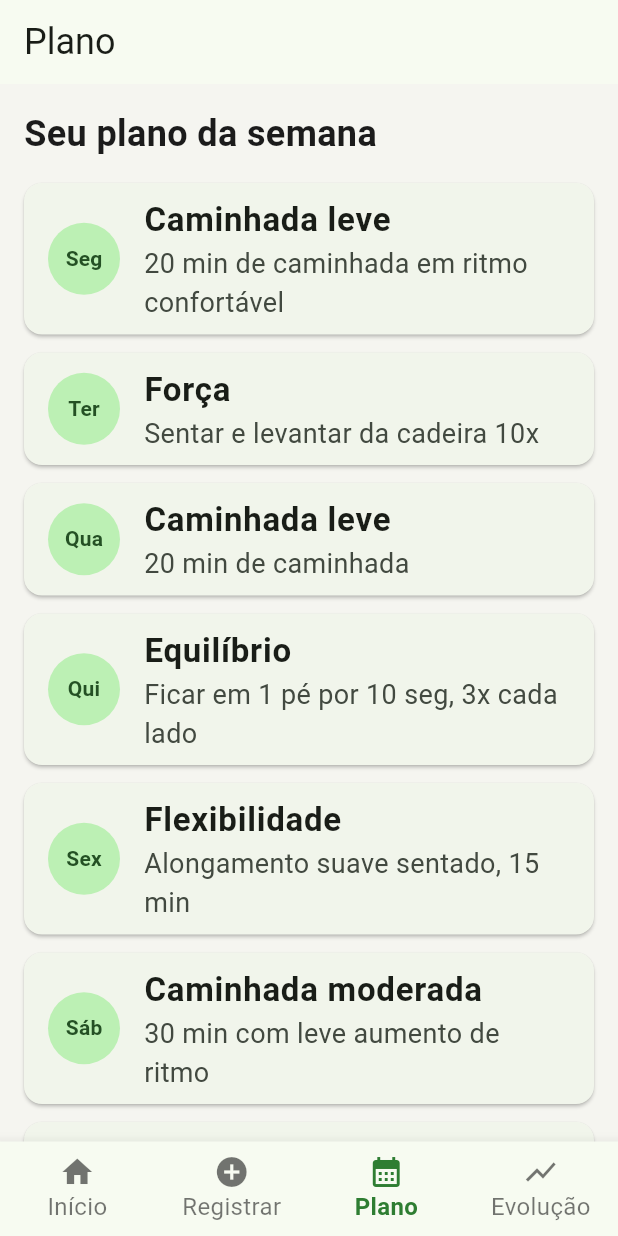
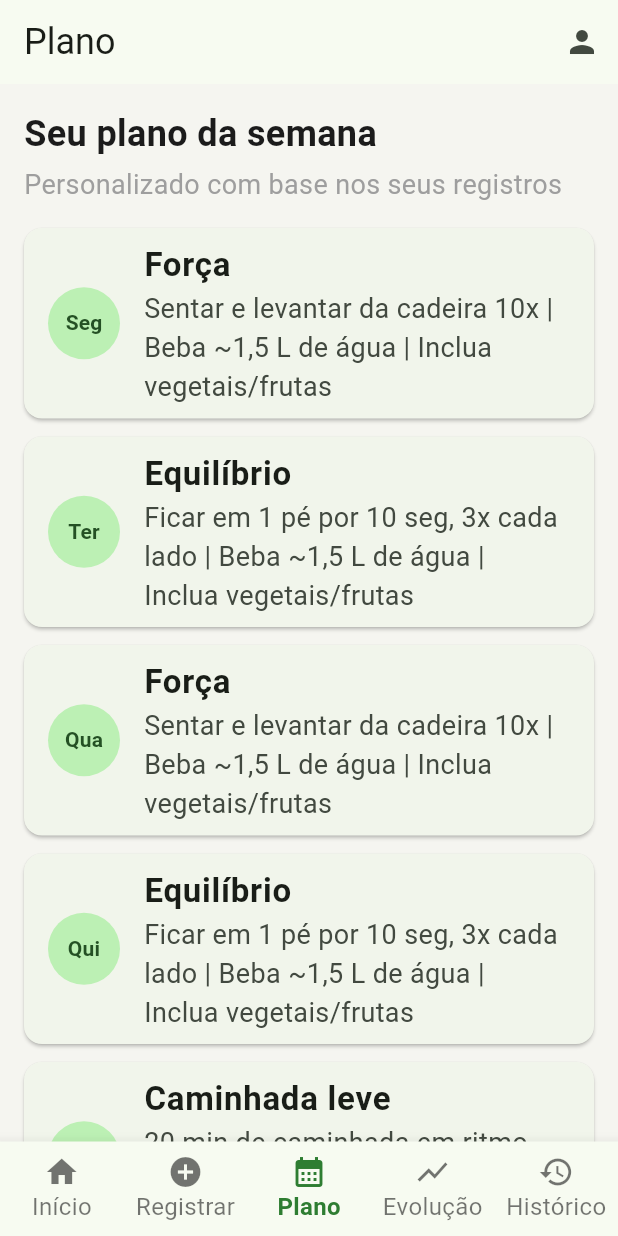
Before and after one commit to juanvictor3008/projetoexten-ao_3, a Flutter app: the screen it shows after launch, item 3 of the bottom bar chosen, on a phone screen of 412 x 824 dp. Run offline on Flutter 3.47's test engine with Material 3 defaults, Android fonts, the light colour scheme and no system bars; our stand-ins replace fl_chart, share_plus, shared_preferences.

Commit message:
Implementa melhorias: plano personalizado, auto-atualizacao, historico/excluir e modo cuidador

```diff
--- a/lib/screens/home_page.dart
+++ b/lib/screens/home_page.dart
@@ -3,8 +3,10 @@ import 'inicio_screen.dart';
 import 'registro_screen.dart';
 import 'plano_screen.dart';
 import 'evolucao_screen.dart';
+import 'historico_screen.dart';
+import 'cuidador_screen.dart';
 
-// Tela principal: mantém a navegação entre as 4 seções do app.
+// Tela principal: mantém a navegação entre as seções do app.
 class HomePage extends StatefulWidget {
   const HomePage({super.key});
   @override
@@ -14,14 +16,15 @@ class HomePage extends StatefulWidget {
 class _HomePageState extends State<HomePage> {
   int _indice = 0; // aba atualmente selecionada
 
-  // As quatro telas acessíveis pela barra inferior.
+  // As telas acessíveis pela barra inferior (agora com Histórico).
   final telas = const [
     InicioScreen(),
     RegistroScreen(),
     PlanoScreen(),
     EvolucaoScreen(),
+    HistoricoScreen(),
   ];
-  final rotulos = const ['Início', 'Registrar', 'Plano', 'Evolução'];
+  final rotulos = const ['Início', 'Registrar', 'Plano', 'Evolução', 'Histórico'];
 
   @override
   Widget build(BuildContext context) {
@@ -29,6 +32,17 @@ class _HomePageState extends State<HomePage> {
       appBar: AppBar(
         // O título muda conforme a aba selecionada.
         title: Text(rotulos[_indice], style: const TextStyle(fontSize: 24)),
+        // Atalho para o Modo Cuidador.
+        actions: [
+          IconButton(
+            icon: const Icon(Icons.person),
+            tooltip: 'Modo Cuidador',
+            onPressed: () => Navigator.push(
+              context,
+              MaterialPageRoute(builder: (_) => const CuidadorScreen()),
+            ),
+          ),
+        ],
       ),
       // Exibe a tela correspondente à aba atual.
       body: telas[_indice],
@@ -42,6 +56,7 @@ class _HomePageState extends State<HomePage> {
           BottomNavigationBarItem(icon: Icon(Icons.add_circle), label: 'Registrar'),
           BottomNavigationBarItem(icon: Icon(Icons.calendar_month), label: 'Plano'),
           BottomNavigationBarItem(icon: Icon(Icons.show_chart), label: 'Evolução'),
+          BottomNavigationBarItem(icon: Icon(Icons.history), label: 'Histórico'),
         ],
       ),
     );
--- a/lib/screens/plano_screen.dart
+++ b/lib/screens/plano_screen.dart
@@ -1,22 +1,61 @@
+import 'dart:async';
 import 'package:flutter/material.dart';
+import '../database/database_helper.dart';
 import '../services/planejamento_service.dart';
 
-// Tela "Plano": exibe o cronograma semanal de atividades.
-class PlanoScreen extends StatelessWidget {
+// Tela "Plano": exibe o cronograma semanal personalizado com base no histórico.
+class PlanoScreen extends StatefulWidget {
   const PlanoScreen({super.key});
+  @override
+  State<PlanoScreen> createState() => _PlanoScreenState();
+}
+
+class _PlanoScreenState extends State<PlanoScreen> {
+  List<PlanoItem> _plano = [];
+  bool _carregando = true;
+  late final StreamSubscription _sub;
+
+  @override
+  void initState() {
+    super.initState();
+    _carregar();
+    // Atualiza o plano automaticamente quando o histórico muda.
+    _sub = DatabaseHelper.instance.onChange.listen((_) => _carregar());
+  }
+
+  // Lê o histórico e gera o plano personalizado.
+  Future<void> _carregar() async {
+    final ativ = await DatabaseHelper.instance.listarAtividades();
+    final ref = await DatabaseHelper.instance.listarRefeicoes();
+    if (!mounted) return;
+    setState(() {
+      _plano = PlanejamentoService.gerarPlanoSemanal(ativ, ref);
+      _carregando = false;
+    });
+  }
+
+  @override
+  void dispose() {
+    _sub.cancel();
+    super.dispose();
+  }
 
   @override
   Widget build(BuildContext context) {
-    // Gera (ou busca) o plano da semana.
-    final plano = PlanejamentoService.gerarPlanoSemanal();
+    if (_carregando) {
+      return const Center(child: CircularProgressIndicator());
+    }
     return ListView(
       padding: const EdgeInsets.all(16),
       children: [
         const Text('Seu plano da semana',
             style: TextStyle(fontSize: 24, fontWeight: FontWeight.bold)),
+        const SizedBox(height: 4),
+        const Text('Personalizado com base nos seus registros',
+            style: TextStyle(fontSize: 18, color: Colors.grey)),
         const SizedBox(height: 16),
         // Um card por dia da semana, com o tipo de atividade e o detalhe.
-        ...plano.map((p) => Card(
+        ..._plano.map((p) => Card(
               margin: const EdgeInsets.only(bottom: 12),
               child: ListTile(
                 leading: CircleAvatar(
@@ -26,8 +65,7 @@ class PlanoScreen extends StatelessWidget {
                 ),
                 title: Text(p.atividade,
                     style: const TextStyle(fontSize: 22, fontWeight: FontWeight.bold)),
-                subtitle:
-                    Text(p.detalhe, style: const TextStyle(fontSize: 18)),
+                subtitle: Text(p.detalhe, style: const TextStyle(fontSize: 18)),
               ),
             )),
       ],
--- a/lib/services/planejamento_service.dart
+++ b/lib/services/planejamento_service.dart
@@ -1,3 +1,6 @@
+import '../models/atividade.dart';
+import '../models/alimentacao.dart';
+
 // Item do plano semanal exibido na tela "Plano".
 class PlanoItem {
   final String dia;
@@ -6,24 +9,67 @@ class PlanoItem {
   PlanoItem({required this.dia, required this.atividade, required this.detalhe});
 }
 
-// Gera o cronograma semanal de atividades.
-// Observação: atualmente o plano é fixo (template); a melhoria futura é
-// personalizá-lo com base no histórico e nas sugestões do SugestaoService.
+// Gera o cronograma semanal de forma personalizada: observa o que faltou nos
+// últimos 7 dias (força, equilíbrio, minutos, água, vegetais) e distribui as
+// atividades sugeridas ao longo da semana.
 class PlanejamentoService {
-  static List<PlanoItem> gerarPlanoSemanal() {
-    // Template de uma semana equilibrada para idosos.
-    const estrutura = [
-      ('Seg', 'Caminhada leve', '20 min de caminhada em ritmo confortável'),
-      ('Ter', 'Força', 'Sentar e levantar da cadeira 10x'),
-      ('Qua', 'Caminhada leve', '20 min de caminhada'),
-      ('Qui', 'Equilíbrio', 'Ficar em 1 pé por 10 seg, 3x cada lado'),
-      ('Sex', 'Flexibilidade', 'Alongamento suave sentado, 15 min'),
-      ('Sáb', 'Caminhada moderada', '30 min com leve aumento de ritmo'),
-      ('Dom', 'Descanso ativo', 'Passeio tranquilo ou exercícios respiratórios'),
-    ];
-    // Converte cada tupla do template em um PlanoItem.
-    return estrutura
-        .map((e) => PlanoItem(dia: e.$1, atividade: e.$2, detalhe: e.$3))
-        .toList();
+  static const int _metaMinutosSemana = 150;
+
+  static List<PlanoItem> gerarPlanoSemanal(
+      List<Atividade> atividades, List<Refeicao> refeicoes) {
+    final agora = DateTime.now();
+    final inicioSemana = agora.subtract(const Duration(days: 7));
+    final ativSemana = atividades.where((a) => a.data.isAfter(inicioSemana)).toList();
+    final refSemana = refeicoes.where((r) => r.data.isAfter(inicioSemana)).toList();
+
+    // Calcula os déficits da última semana.
+    final minutos = ativSemana.fold<int>(0, (s, a) => s + a.duracaoMinutos);
+    final forcas = ativSemana.where((a) => a.tipo == TipoAtividade.forca).length;
+    final equilibrios = ativSemana.where((a) => a.tipo == TipoAtividade.equilibrio).length;
+    final diasComAgua = refSemana
+        .where((r) => r.categoria == CategoriaAlimento.agua && r.quantidadeMl >= 1500)
+        .map((r) => DateTime(r.data.year, r.data.month, r.data.day))
+        .toSet();
+    final diasVegetais = refSemana
+        .where((r) => r.categoria == CategoriaAlimento.vegetais)
+        .map((r) => DateTime(r.data.year, r.data.month, r.data.day))
+        .toSet();
+
+    final precisaForca = forcas < 2;
+    final precisaEquilibrio = equilibrios < 2;
+    final faltaMinutos = (_metaMinutosSemana - minutos).clamp(0, _metaMinutosSemana);
+
+    final dias = ['Seg', 'Ter', 'Qua', 'Qui', 'Sex', 'Sáb', 'Dom'];
+    final plano = <PlanoItem>[];
+    int forcaFeitos = 0;
+    int equilibrioFeitos = 0;
+    for (int i = 0; i < 7; i++) {
+      String atividade;
+      String detalhe;
+      // Prioriza os tipos em débito (força e equilíbrio) em dias alternados.
+      if (precisaForca && forcaFeitos < 2 && i % 2 == 0) {
+        atividade = 'Força';
+        detalhe = 'Sentar e levantar da cadeira 10x';
+        forcaFeitos++;
+      } else if (precisaEquilibrio && equilibrioFeitos < 2 && i % 2 == 1) {
+        atividade = 'Equilíbrio';
+        detalhe = 'Ficar em 1 pé por 10 seg, 3x cada lado';
+        equilibrioFeitos++;
+      } else if (faltaMinutos > 0) {
+        // Caminhadas para chegar perto da meta de 150 min/semana.
+        atividade = (i == 5) ? 'Caminhada moderada' : 'Caminhada leve';
+        detalhe = (i == 5)
+            ? '30 min com leve aumento de ritmo'
+            : '20 min de caminhada em ritmo confortável';
+      } else {
+        atividade = 'Flexibilidade';
+        detalhe = 'Alongamento suave sentado, 15 min';
+      }
+      // Lembretes de hidratação e alimentação quando abaixo da meta.
+      if (diasComAgua.length < 5) detalhe += ' | Beba ~1,5 L de água';
+      if (diasVegetais.length < 5) detalhe += ' | Inclua vegetais/frutas';
+      plano.add(PlanoItem(dia: dias[i], atividade: atividade, detalhe: detalhe));
+    }
+    return plano;
   }
 }
--- a/pubspec.yaml
+++ b/pubspec.yaml
@@ -12,6 +12,7 @@ dependencies:
   shared_preferences: ^2.2.0
   intl: ^0.18.1
   fl_chart: ^0.65.0
+  share_plus: ^7.2.0
 
 dev_dependencies:
   flutter_test:
```
Also changed, not shown: lib/database/database_helper.dart (+38 -1 lines), lib/screens/cuidador_screen.dart (added, +130 -0 lines), lib/screens/evolucao_screen.dart (+11 -0 lines), lib/screens/historico_screen.dart (added, +96 -0 lines), lib/screens/inicio_screen.dart (+13 -3 lines), lib/services/sugestao_service.dart (+11 -0 lines), pubspec.lock, 1 other file.
